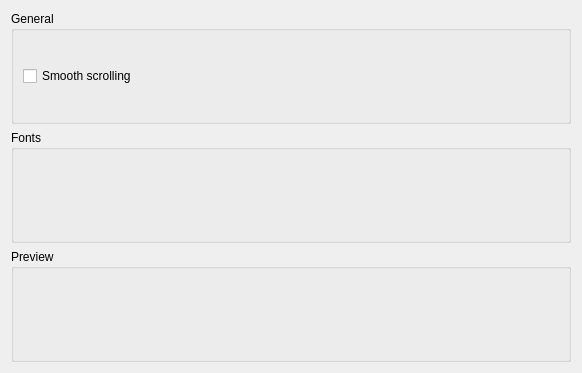
First picture: the form in src/gui/DetailedViewPreferences.ui, repository Gnurou/tagainijisho, before the edit.
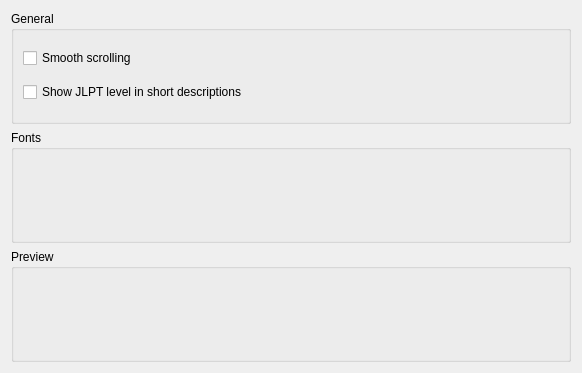
Second picture: the form after the edit.

Commit message: JLPT level can now be displayed on all short descriptions

Patch:
```diff
--- a/src/gui/DetailedViewPreferences.ui
+++ b/src/gui/DetailedViewPreferences.ui
@@ -27,6 +27,13 @@
         </property>
        </widget>
       </item>
+      <item row="1" column="0">
+       <widget class="QCheckBox" name="shortDescShowJLPT">
+        <property name="text">
+         <string>Show JLPT level in short descriptions</string>
+        </property>
+       </widget>
+      </item>
      </layout>
     </widget>
    </item>
```
The commit also changes 9 other files.
